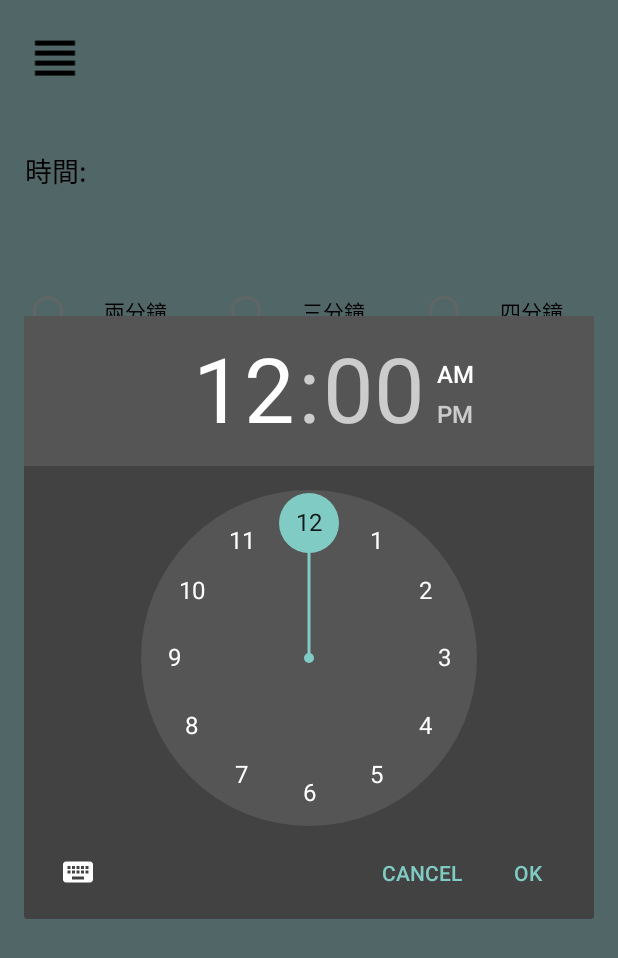
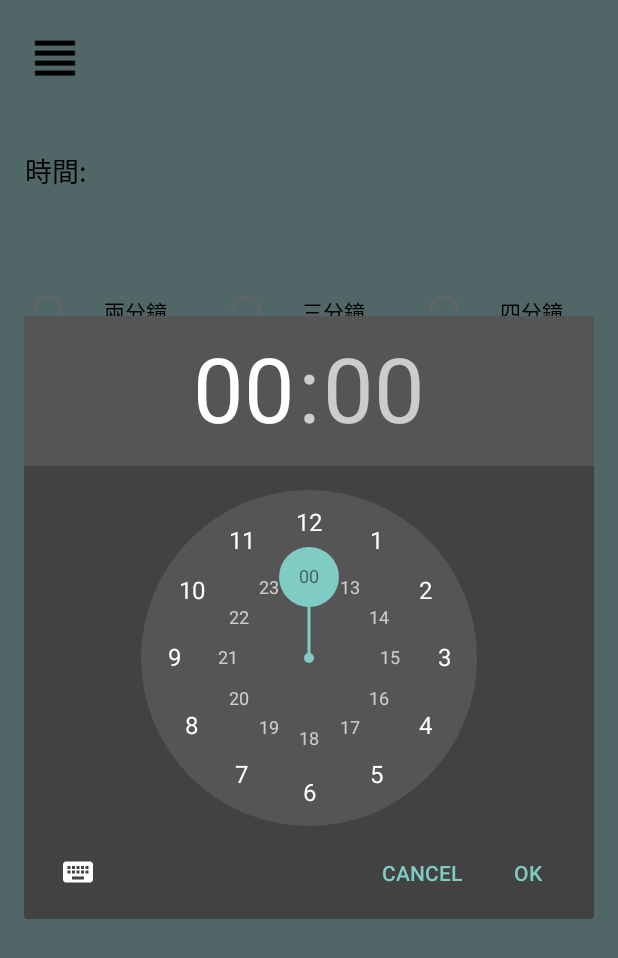
Before and after one commit to pig98520/BrushGO, an Android app: the Setting_Activity screen opened directly, with no data from a screen before it, after a tap on an icon or button, on a phone screen of 412 x 824 dp. Shown: the top 958 px of the screen. Run offline under Robolectric (Android 15) with nearby library versions, the phone set to English and light mode, and no system bars; our stand-ins replace Firebase (no records; nobody signed in at launch, a user with empty details on screens opened directly); libraries missing offline, so code that uses them is left out: com.firebase.client; 11 statements that could not run were skipped.

Commit message:
2017/06/18

```diff
--- a/app/src/main/AndroidManifest.xml
+++ b/app/src/main/AndroidManifest.xml
@@ -5,6 +5,7 @@
     <uses-permission android:name="android.permission.ACCESS_WIFI_STATE"></uses-permission>
     <uses-permission android:name="android.permission.INTERNET"></uses-permission>
     <uses-permission android:name="android.permission.DISABLE_KEYGUARD"/>
+    <uses-permission android:name="android.permission.WAKE_LOCK"></uses-permission>
 
     <application
         android:allowBackup="true"
--- a/app/src/main/java/com/example/brush/brushgo/Home_Activity.java
+++ b/app/src/main/java/com/example/brush/brushgo/Home_Activity.java
@@ -17,6 +17,7 @@ import android.support.v7.app.AlertDialog;
 import android.support.v7.app.AppCompatActivity;
 import android.view.MenuItem;
 import android.view.View;
+import android.view.WindowManager;
 import android.widget.Button;
 import android.widget.ImageView;
 import android.widget.ProgressBar;
@@ -100,9 +101,10 @@ public class Home_Activity extends AppCompatActivity implements NavigationView.O
     }
 
     protected void onCreate(Bundle savedInstanceState) {
+        getWindow().addFlags(WindowManager.LayoutParams.FLAG_KEEP_SCREEN_ON);
+        Firebase.setAndroidContext(this);
         super.onCreate(savedInstanceState);
         setContentView(R.layout.home);
-        Firebase.setAndroidContext(this);
         processView();
         setValue();
         setMusic();
@@ -116,7 +118,6 @@ public class Home_Activity extends AppCompatActivity implements NavigationView.O
             musicIndex=1;
         music=new MediaPlayer(); //建立一個media player
         musicFirebaseRef=new Firebase("https://brushgo-67813.firebaseio.com/music/"+musicIndex); //取得firebase網址 用亂數取得節點網址
-
         progressDialog.setTitle("Loading");
         progressDialog.setMessage("載入音樂中,請稍後");
         progressDialog.setIcon(R.drawable.loading_24);
--- a/app/src/main/java/com/example/brush/brushgo/Information_Activity.java
+++ b/app/src/main/java/com/example/brush/brushgo/Information_Activity.java
@@ -12,6 +12,7 @@ import android.support.v7.app.AlertDialog;
 import android.support.v7.app.AppCompatActivity;
 import android.view.MenuItem;
 import android.view.View;
+import android.view.WindowManager;
 import android.widget.Button;
 import android.widget.Toast;
 
@@ -53,6 +54,7 @@ public class Information_Activity extends AppCompatActivity implements Navigatio
     }
 
     protected void onCreate(Bundle savedInstanceState) {
+        getWindow().addFlags(WindowManager.LayoutParams.FLAG_KEEP_SCREEN_ON);
         super.onCreate(savedInstanceState);
         setContentView(R.layout.information);
         processView();
--- a/app/src/main/java/com/example/brush/brushgo/MainActivity.java
+++ b/app/src/main/java/com/example/brush/brushgo/MainActivity.java
@@ -7,6 +7,7 @@ import android.support.annotation.NonNull;
 import android.support.v7.app.AppCompatActivity;
 import android.util.Log;
 import android.view.View;
+import android.view.WindowManager;
 import android.widget.Button;
 import android.widget.EditText;
 import android.widget.Toast;
@@ -75,6 +76,7 @@ public class MainActivity extends AppCompatActivity implements GoogleApiClient.O
 
     @Override
     protected void onCreate(Bundle savedInstanceState) {
+        getWindow().addFlags(WindowManager.LayoutParams.FLAG_KEEP_SCREEN_ON);
         Firebase.setAndroidContext(this);
         super.onCreate(savedInstanceState);
         setContentView(R.layout.activity_main);
--- a/app/src/main/java/com/example/brush/brushgo/Question_Activity.java
+++ b/app/src/main/java/com/example/brush/brushgo/Question_Activity.java
@@ -12,6 +12,7 @@ import android.support.v7.app.AlertDialog;
 import android.support.v7.app.AppCompatActivity;
 import android.view.MenuItem;
 import android.view.View;
+import android.view.WindowManager;
 import android.widget.Button;
 import android.widget.Toast;
 
@@ -53,6 +54,7 @@ public class Question_Activity extends AppCompatActivity implements NavigationVi
     }
 
     protected void onCreate(Bundle savedInstanceState) {
+        getWindow().addFlags(WindowManager.LayoutParams.FLAG_KEEP_SCREEN_ON);
         super.onCreate(savedInstanceState);
         setContentView(R.layout.question);
         processView();
--- a/app/src/main/java/com/example/brush/brushgo/Setting_Activity.java
+++ b/app/src/main/java/com/example/brush/brushgo/Setting_Activity.java
@@ -20,6 +20,7 @@ import android.support.v7.app.AlertDialog;
 import android.support.v7.app.AppCompatActivity;
 import android.view.MenuItem;
 import android.view.View;
+import android.view.WindowManager;
 import android.widget.Button;
 import android.widget.RadioButton;
 import android.widget.RadioGroup;
@@ -105,6 +106,7 @@ public class Setting_Activity extends AppCompatActivity implements NavigationVie
 
     @RequiresApi(api = Build.VERSION_CODES.N)
     protected void onCreate(Bundle savedInstanceState) {
+        getWindow().addFlags(WindowManager.LayoutParams.FLAG_KEEP_SCREEN_ON);
         Firebase.setAndroidContext(this);
         super.onCreate(savedInstanceState);
         setContentView(R.layout.setting);
@@ -267,10 +269,12 @@ public class Setting_Activity extends AppCompatActivity implements NavigationVie
 
 
     protected Dialog onCreateDialog(int id){
-        if(id==1)
-            return new TimePickerDialog(Setting_Activity.this,morningTimePickerListner, 0, 0,false);
-        if(id==2)
-            return new TimePickerDialog(Setting_Activity.this,eveningTimePickerListner, 0,0,false);
+        if(id==1) {
+            return new TimePickerDialog(Setting_Activity.this, morningTimePickerListner, 0,0, true);
+        }
+        if(id==2) {
+            return new TimePickerDialog(Setting_Activity.this, eveningTimePickerListner,0,0, true);
+        }
         return null;
     }
 
--- a/app/src/main/java/com/example/brush/brushgo/Video_Activity.java
+++ b/app/src/main/java/com/example/brush/brushgo/Video_Activity.java
@@ -11,6 +11,7 @@ import android.support.v4.widget.DrawerLayout;
 import android.support.v7.app.AlertDialog;
 import android.view.MenuItem;
 import android.view.View;
+import android.view.WindowManager;
 import android.widget.Button;
 import android.widget.Toast;
 
@@ -59,6 +60,7 @@ public class Video_Activity extends YouTubeBaseActivity implements NavigationVie
     }
 
     protected void onCreate(Bundle savedInstanceState) {
+        getWindow().addFlags(WindowManager.LayoutParams.FLAG_KEEP_SCREEN_ON);
         super.onCreate(savedInstanceState);
         setContentView(R.layout.video);
         processView();
--- a/app/src/main/res/values/styles.xml
+++ b/app/src/main/res/values/styles.xml
@@ -9,9 +9,8 @@
     </style>
 
     <style name="DialogCustom" parent="Theme.AppCompat.Light.Dialog">
-        <!--<item name="colorAccent">@color/colorPrimary</item>-->
-        <item name="android:windowBackground">@color/white</item>
-        <item name="android:background">@drawable/rounded_corner</item>
+        <item name="colorAccent">@color/colorPrimary</item>
+       <!-- <item name="android:background">@drawable/rounded_corner</item>-->
         <item name="android:textColor">@color/black</item>
     </style>
 </resources>
```
Also changed, not shown: app/src/main/res/drawable/rounded_corner.xml (+13 -4 lines).
